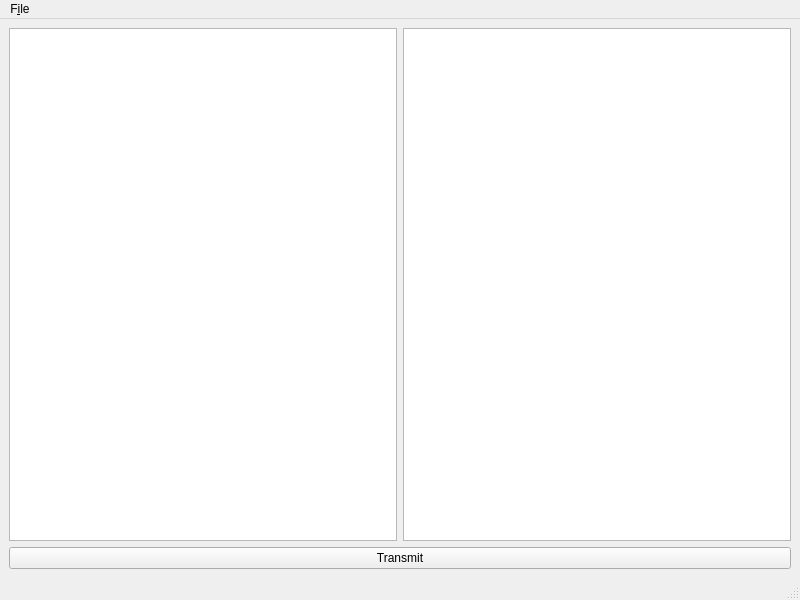
bastisawesome/RPiMorse, file mainwindow.ui: the form before one commit.
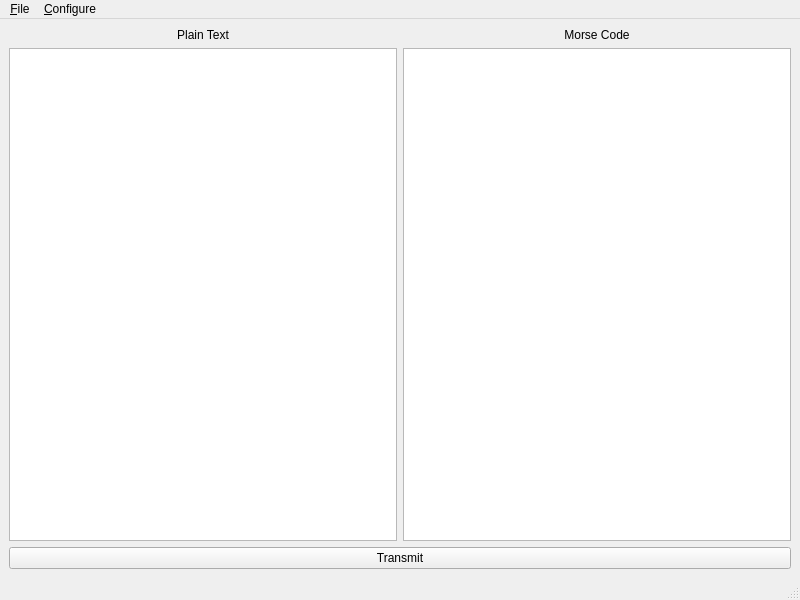
The form after the commit.

Diff of the .ui file:
```diff
--- a/mainwindow.ui
+++ b/mainwindow.ui
@@ -15,19 +15,59 @@
   </property>
   <widget class="QWidget" name="centralwidget">
    <layout class="QGridLayout" name="gridLayout">
-    <item row="0" column="1">
-     <widget class="QTextEdit" name="textEdit_2"/>
+    <item row="1" column="1">
+     <widget class="QTextEdit" name="morseOutput">
+      <property name="enabled">
+       <bool>true</bool>
+      </property>
+      <property name="acceptDrops">
+       <bool>false</bool>
+      </property>
+      <property name="readOnly">
+       <bool>true</bool>
+      </property>
+     </widget>
     </item>
-    <item row="0" column="0">
-     <widget class="QTextEdit" name="textEdit"/>
+    <item row="1" column="0">
+     <widget class="QTextEdit" name="userInput">
+      <property name="tabChangesFocus">
+       <bool>true</bool>
+      </property>
+     </widget>
     </item>
-    <item row="1" column="0" colspan="2">
-     <widget class="QPushButton" name="pushButton">
+    <item row="2" column="0" colspan="2">
+     <widget class="QPushButton" name="transmitButton">
       <property name="text">
        <string>Transmit</string>
       </property>
      </widget>
     </item>
+    <item row="0" column="0">
+     <widget class="QLabel" name="textLabel">
+      <property name="layoutDirection">
+       <enum>Qt::LeftToRight</enum>
+      </property>
+      <property name="styleSheet">
+       <string notr="true"/>
+      </property>
+      <property name="text">
+       <string>Plain Text</string>
+      </property>
+      <property name="alignment">
+       <set>Qt::AlignCenter</set>
+      </property>
+     </widget>
+    </item>
+    <item row="0" column="1">
+     <widget class="QLabel" name="morseLabel">
+      <property name="text">
+       <string>Morse Code</string>
+      </property>
+      <property name="alignment">
+       <set>Qt::AlignCenter</set>
+      </property>
+     </widget>
+    </item>
    </layout>
   </widget>
   <widget class="QStatusBar" name="statusbar"/>
@@ -42,11 +82,30 @@
    </property>
    <widget class="QMenu" name="menuFile">
     <property name="title">
-     <string>F&amp;ile</string>
+     <string>&amp;File</string>
     </property>
+    <addaction name="separator"/>
+    <addaction name="actionQuit"/>
+   </widget>
+   <widget class="QMenu" name="menuConfigure">
+    <property name="title">
+     <string>&amp;Configure</string>
+    </property>
+    <addaction name="actionPins"/>
    </widget>
    <addaction name="menuFile"/>
+   <addaction name="menuConfigure"/>
   </widget>
+  <action name="actionPins">
+   <property name="text">
+    <string>Pins</string>
+   </property>
+  </action>
+  <action name="actionQuit">
+   <property name="text">
+    <string>Quit</string>
+   </property>
+  </action>
  </widget>
  <resources/>
  <connections/>
```
Left out of the diff: 19 changed lines with no effect on the pictures.
